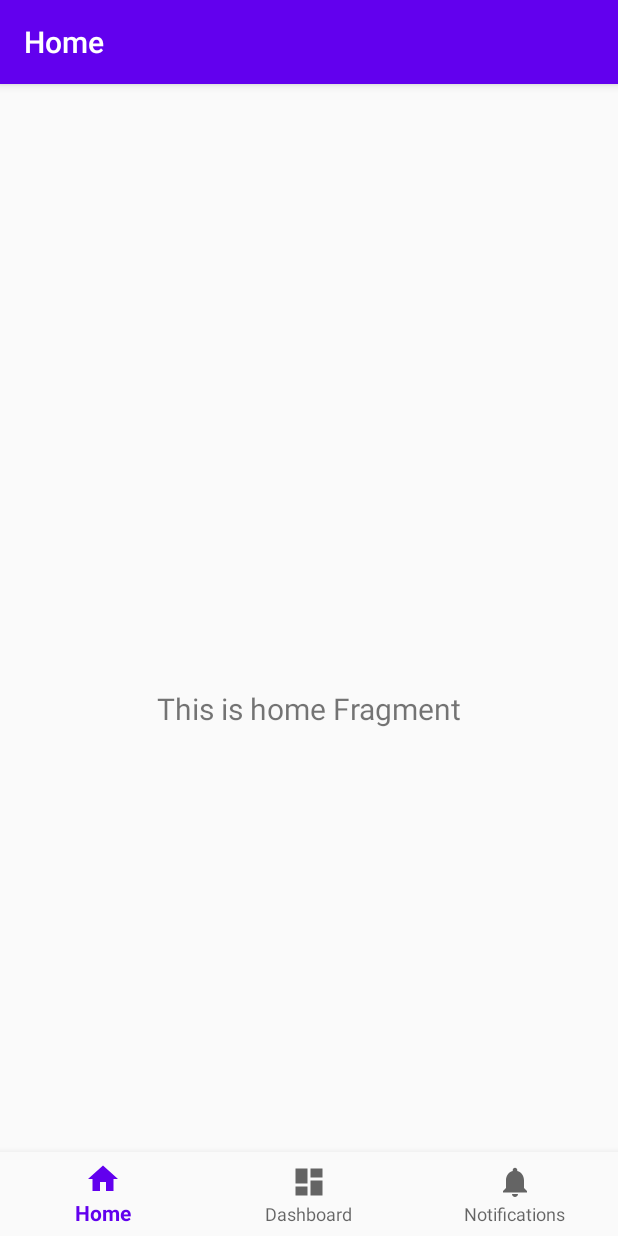
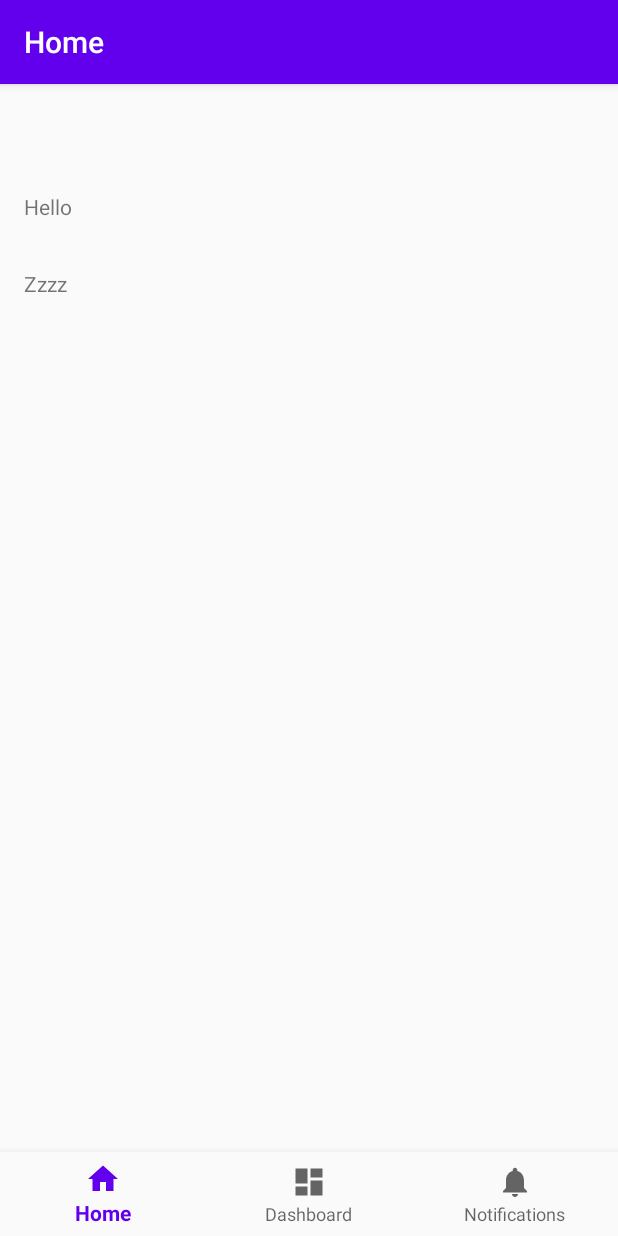
Before and after one commit to kkoshin/boilerplate, an Android app: the screen it shows after launch (MainActivity), on a phone screen of 412 x 824 dp. Run offline under Robolectric (Android 15) with nearby library versions, the phone set to English and light mode, and no system bars; our stand-ins replace Timber, navigation-ui.

Commit message:
chore: add sample Data

```diff
--- a/recycler/app/build.gradle
+++ b/recycler/app/build.gradle
@@ -1,6 +1,5 @@
 apply plugin: 'com.android.application'
 apply plugin: 'kotlin-android'
-apply plugin: 'kotlin-android-extensions'
 
 android {
     compileSdkVersion 29
@@ -21,6 +20,10 @@ android {
             minifyEnabled false
             proguardFiles getDefaultProguardFile('proguard-android-optimize.txt'), 'proguard-rules.pro'
         }
+    }
+
+    viewBinding {
+        enabled = true
     }
 
 // To inline the bytecode built with JVM target 1.8 into
@@ -50,6 +53,7 @@ dependencies {
     implementation 'androidx.navigation:navigation-fragment-ktx:2.0.0'
     implementation 'androidx.navigation:navigation-ui-ktx:2.0.0'
     implementation 'com.jakewharton.timber:timber:4.7.1'
+    implementation 'com.github.foodie-team:sugar:develop-SNAPSHOT'
     testImplementation 'junit:junit:4.12'
     androidTestImplementation 'androidx.test.ext:junit:1.1.1'
     androidTestImplementation 'androidx.test.espresso:espresso-core:3.2.0'
--- /dev/null
+++ b/recycler/app/src/main/java/com/example/widget/recycler/ktx/ViewBindingEx.kt
@@ -0,0 +1,31 @@
+package com.example.widget.recycler.ktx
+
+import androidx.fragment.app.Fragment
+import androidx.lifecycle.Lifecycle
+import androidx.lifecycle.LifecycleObserver
+import androidx.lifecycle.OnLifecycleEvent
+import androidx.viewbinding.ViewBinding
+import kotlin.properties.ReadWriteProperty
+import kotlin.reflect.KProperty
+
+fun <T : ViewBinding> Fragment.autoClear(): ReadWriteProperty<Fragment, T> =
+    object : ReadWriteProperty<Fragment, T>, LifecycleObserver {
+        private var holder: T? = null
+
+        init {
+            this@autoClear.lifecycle.addObserver(this)
+        }
+
+        @OnLifecycleEvent(Lifecycle.Event.ON_DESTROY)
+        fun clear() {
+            holder = null
+        }
+
+        override fun getValue(thisRef: Fragment, property: KProperty<*>): T {
+            return holder!!
+        }
+
+        override fun setValue(thisRef: Fragment, property: KProperty<*>, value: T) {
+            holder = value
+        }
+    }
--- /dev/null
+++ b/recycler/app/src/main/java/com/example/widget/recycler/ui/home/HomeAdapter.kt
@@ -0,0 +1,36 @@
+package com.example.widget.recycler.ui.home
+
+import android.view.LayoutInflater
+import android.view.ViewGroup
+import androidx.recyclerview.widget.RecyclerView
+import androidx.viewbinding.ViewBinding
+import com.example.widget.recycler.databinding.ItemBlankBinding
+
+class HomeAdapter(
+    var data: List<String> = emptyList(),
+    private val listener: (String) -> Unit
+) : RecyclerView.Adapter<ViewHolderAdapter<ItemBlankBinding>>() {
+
+    override fun onCreateViewHolder(
+        parent: ViewGroup,
+        viewType: Int
+    ): ViewHolderAdapter<ItemBlankBinding> {
+        return ViewHolderAdapter(
+            ItemBlankBinding.inflate(
+                LayoutInflater.from(parent.context),
+                parent,
+                false
+            )
+        )
+    }
+
+    override fun onBindViewHolder(holder: ViewHolderAdapter<ItemBlankBinding>, position: Int) {
+        holder.B.txt.text = data[position]
+    }
+
+    override fun getItemCount(): Int {
+        return data.size
+    }
+}
+
+class ViewHolderAdapter<T : ViewBinding>(var B: T) : RecyclerView.ViewHolder(B.root)
--- a/recycler/app/src/main/java/com/example/widget/recycler/ui/home/HomeFragment.kt
+++ b/recycler/app/src/main/java/com/example/widget/recycler/ui/home/HomeFragment.kt
@@ -4,28 +4,34 @@ import android.os.Bundle
 import android.view.LayoutInflater
 import android.view.View
 import android.view.ViewGroup
-import android.widget.TextView
 import androidx.fragment.app.Fragment
-import androidx.lifecycle.Observer
 import androidx.lifecycle.ViewModelProviders
-import com.example.widget.recycler.R
+import androidx.recyclerview.widget.LinearLayoutManager
+import com.example.widget.recycler.databinding.FragmentHomeBinding
+import com.example.widget.recycler.ktx.autoClear
 
 class HomeFragment : Fragment() {
 
     private lateinit var homeViewModel: HomeViewModel
+    private var binding: FragmentHomeBinding by autoClear()
 
     override fun onCreateView(
-            inflater: LayoutInflater,
-            container: ViewGroup?,
-            savedInstanceState: Bundle?
+        inflater: LayoutInflater,
+        container: ViewGroup?,
+        savedInstanceState: Bundle?
     ): View? {
         homeViewModel =
-                ViewModelProviders.of(this).get(HomeViewModel::class.java)
-        val root = inflater.inflate(R.layout.fragment_home, container, false)
-        val textView: TextView = root.findViewById(R.id.text_home)
-        homeViewModel.text.observe(viewLifecycleOwner, Observer {
-            textView.text = it
-        })
-        return root
+            ViewModelProviders.of(this).get(HomeViewModel::class.java)
+        binding = FragmentHomeBinding.inflate(inflater, container, false)
+        return binding.root
     }
+
+    override fun onViewCreated(view: View, savedInstanceState: Bundle?) {
+        super.onViewCreated(view, savedInstanceState)
+        binding.content.adapter = HomeAdapter(listOf("Hello", "Zzzz")) {
+
+        }
+        binding.content.layoutManager = LinearLayoutManager(context!!)
+    }
+
 }
--- a/recycler/app/src/main/res/layout/fragment_home.xml
+++ b/recycler/app/src/main/res/layout/fragment_home.xml
@@ -1,22 +1,6 @@
 <?xml version="1.0" encoding="utf-8"?>
-<androidx.constraintlayout.widget.ConstraintLayout xmlns:android="http://schemas.android.com/apk/res/android"
-    xmlns:app="http://schemas.android.com/apk/res-auto"
-    xmlns:tools="http://schemas.android.com/tools"
+<androidx.recyclerview.widget.RecyclerView xmlns:android="http://schemas.android.com/apk/res/android"
+    android:id="@+id/content"
     android:layout_width="match_parent"
     android:layout_height="match_parent"
-    tools:context=".ui.home.HomeFragment">
-
-    <TextView
-        android:id="@+id/text_home"
-        android:layout_width="match_parent"
-        android:layout_height="wrap_content"
-        android:layout_marginStart="8dp"
-        android:layout_marginTop="8dp"
-        android:layout_marginEnd="8dp"
-        android:textAlignment="center"
-        android:textSize="20sp"
-        app:layout_constraintBottom_toBottomOf="parent"
-        app:layout_constraintEnd_toEndOf="parent"
-        app:layout_constraintStart_toStartOf="parent"
-        app:layout_constraintTop_toTopOf="parent" />
-</androidx.constraintlayout.widget.ConstraintLayout>
+    />
--- /dev/null
+++ b/recycler/app/src/main/res/layout/item_blank.xml
@@ -0,0 +1,8 @@
+<?xml version="1.0" encoding="utf-8"?>
+<TextView xmlns:android="http://schemas.android.com/apk/res/android"
+    xmlns:tools="http://schemas.android.com/tools"
+    android:id="@+id/txt"
+    android:layout_width="match_parent"
+    android:layout_height="wrap_content"
+    android:padding="16dp"
+    tools:text="TextView" />
--- a/recycler/build.gradle
+++ b/recycler/build.gradle
@@ -20,7 +20,7 @@ allprojects {
     repositories {
         google()
         jcenter()
-
+        maven { url 'https://www.jitpack.io' }
     }
 }
 
```
